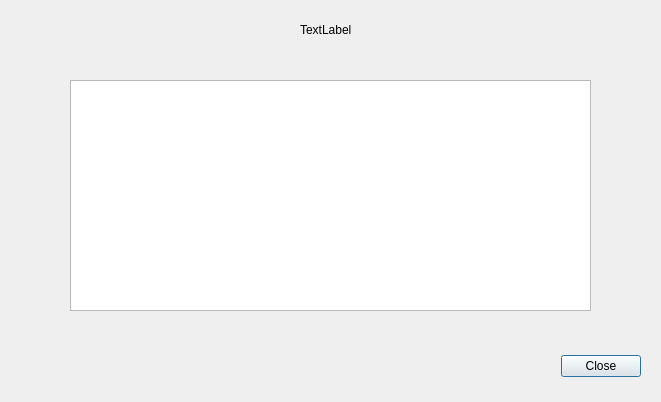
Atrate/qSchoolHelper, file ui/help_dialog.ui: the form before one commit.
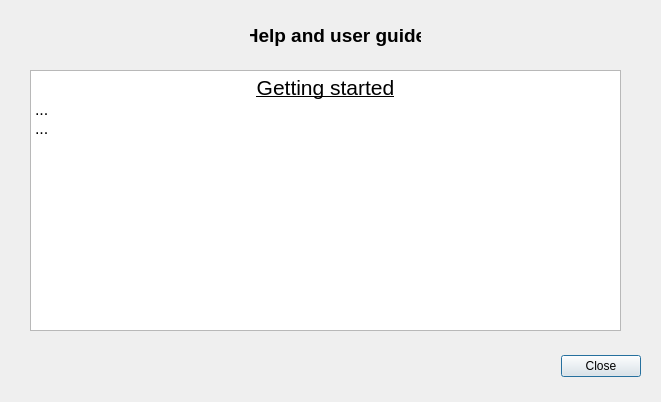
The form after the commit.

Commit message: Updated help proto, made main_window fixed size

Patch:
```diff
--- a/ui/help_dialog.ui
+++ b/ui/help_dialog.ui
@@ -32,24 +32,67 @@
   <widget class="QTextBrowser" name="textBrowser">
    <property name="geometry">
     <rect>
-     <x>70</x>
-     <y>80</y>
-     <width>521</width>
-     <height>231</height>
+     <x>30</x>
+     <y>70</y>
+     <width>591</width>
+     <height>261</height>
     </rect>
    </property>
+   <property name="frameShadow">
+    <enum>QFrame::Sunken</enum>
+   </property>
+   <property name="autoFormatting">
+    <set>QTextEdit::AutoAll</set>
+   </property>
+   <property name="documentTitle">
+    <string/>
+   </property>
+   <property name="html">
+    <string>&lt;!DOCTYPE HTML PUBLIC &quot;-//W3C//DTD HTML 4.0//EN&quot; &quot;http://www.w3.org/TR/REC-html40/strict.dtd&quot;&gt;
+&lt;html&gt;&lt;head&gt;&lt;meta name=&quot;qrichtext&quot; content=&quot;1&quot; /&gt;&lt;style type=&quot;text/css&quot;&gt;
+p, li { white-space: pre-wrap; }
+&lt;/style&gt;&lt;/head&gt;&lt;body style=&quot; font-family:'Cantarell'; font-size:12pt; font-weight:400; font-style:normal;&quot;&gt;
+&lt;p align=&quot;center&quot; style=&quot; margin-top:0px; margin-bottom:0px; margin-left:0px; margin-right:0px; -qt-block-indent:0; text-indent:0px;&quot;&gt;&lt;span style=&quot; font-size:16pt; text-decoration: underline;&quot;&gt;Getting started&lt;/span&gt;&lt;/p&gt;
+&lt;p style=&quot; margin-top:0px; margin-bottom:0px; margin-left:0px; margin-right:0px; -qt-block-indent:0; text-indent:0px;&quot;&gt;...&lt;/p&gt;
+&lt;p style=&quot; margin-top:0px; margin-bottom:0px; margin-left:0px; margin-right:0px; -qt-block-indent:0; text-indent:0px;&quot;&gt;...&lt;/p&gt;&lt;/body&gt;&lt;/html&gt;</string>
+   </property>
   </widget>
   <widget class="QLabel" name="label">
    <property name="geometry">
     <rect>
-     <x>300</x>
+     <x>250</x>
      <y>20</y>
-     <width>71</width>
-     <height>20</height>
+     <width>171</width>
+     <height>31</height>
     </rect>
    </property>
+   <property name="sizePolicy">
+    <sizepolicy hsizetype="Preferred" vsizetype="Preferred">
+     <horstretch>0</horstretch>
+     <verstretch>0</verstretch>
+    </sizepolicy>
+   </property>
+   <property name="font">
+    <font>
+     <pointsize>14</pointsize>
+     <weight>75</weight>
+     <bold>true</bold>
+    </font>
+   </property>
+   <property name="frameShape">
+    <enum>QFrame::NoFrame</enum>
+   </property>
    <property name="text">
-    <string>TextLabel</string>
+    <string>Help and user guide</string>
+   </property>
+   <property name="textFormat">
+    <enum>Qt::AutoText</enum>
+   </property>
+   <property name="scaledContents">
+    <bool>false</bool>
+   </property>
+   <property name="alignment">
+    <set>Qt::AlignCenter</set>
    </property>
   </widget>
  </widget>
```
The commit also changes 1 other file.
